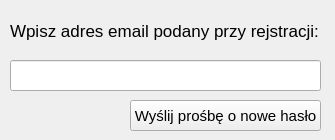
The window that Frontend/Main/UiFiles/Forgot_password_window.ui (sasuke5055/Python-messenger1) describes before a commit, drawn with Qt 5.
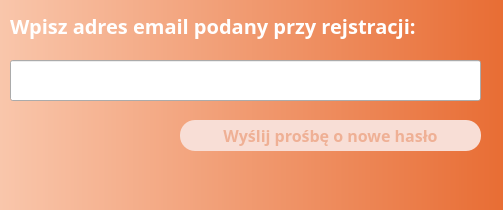
The same window after the commit.

Commit message: style: add style to all ui windows

Patch:
```diff
--- a/Frontend/Main/UiFiles/Forgot_password_window.ui
+++ b/Frontend/Main/UiFiles/Forgot_password_window.ui
@@ -6,8 +6,8 @@
    <rect>
     <x>0</x>
     <y>0</y>
-    <width>335</width>
-    <height>140</height>
+    <width>503</width>
+    <height>210</height>
    </rect>
   </property>
   <property name="minimumSize">
@@ -18,26 +18,60 @@
   </property>
   <property name="maximumSize">
    <size>
-    <width>335</width>
-    <height>140</height>
+    <width>999</width>
+    <height>999</height>
    </size>
   </property>
   <property name="windowTitle">
    <string>Zmiana hasła</string>
   </property>
+  <property name="styleSheet">
+   <string notr="true">#MainWindow{
+background-color: qlineargradient(spread:pad, x1:0, y1:0, x2:1, y2:0, stop:0 rgba(249, 198, 171, 255), stop:1 rgba(232, 109, 52, 255));
+font: bold 20pt &quot;Routed Gothic&quot;;
+border-radius: 35px;
+}
+#centralwidget{
+background-color: qlineargradient(spread:pad, x1:0, y1:0, x2:1, y2:0, stop:0 rgba(249, 198, 171, 255), stop:1 rgba(232, 109, 52, 255));
+}
+#button_send_request{
+background-color: rgb(248, 222, 214);
+border-radius: 15px;
+font: bold 12pt &quot;Routed Gothic&quot;;
+color: rgba(224,102,46,99)
+}
+#button_send_request:hover {
+background-color: rgba(228, 78, 9, 255);
+color: white
+}
+#label{
+border-radius: 35px;
+font: bold 15pt &quot;Routed Gothic&quot;;
+color:white
+}
+lineEdit_email{
+
+}
+
+</string>
+  </property>
   <widget class="QWidget" name="centralwidget">
    <widget class="QLabel" name="label">
     <property name="geometry">
      <rect>
       <x>10</x>
-      <y>20</y>
-      <width>321</width>
-      <height>21</height>
+      <y>10</y>
+      <width>471</width>
+      <height>31</height>
      </rect>
     </property>
     <property name="font">
      <font>
-      <pointsize>13</pointsize>
+      <family>Routed Gothic</family>
+      <pointsize>15</pointsize>
+      <weight>75</weight>
+      <italic>false</italic>
+      <bold>true</bold>
      </font>
     </property>
     <property name="text">
@@ -49,8 +83,8 @@
      <rect>
       <x>10</x>
       <y>60</y>
-      <width>311</width>
-      <height>31</height>
+      <width>471</width>
+      <height>41</height>
      </rect>
     </property>
     <property name="font">
@@ -65,15 +99,19 @@
    <widget class="QPushButton" name="button_send_request">
     <property name="geometry">
      <rect>
-      <x>130</x>
-      <y>100</y>
-      <width>191</width>
+      <x>180</x>
+      <y>120</y>
+      <width>301</width>
       <height>31</height>
      </rect>
     </property>
     <property name="font">
      <font>
-      <pointsize>11</pointsize>
+      <family>Routed Gothic</family>
+      <pointsize>12</pointsize>
+      <weight>75</weight>
+      <italic>false</italic>
+      <bold>true</bold>
      </font>
     </property>
     <property name="text">
```
The commit also changes 8 other files.
